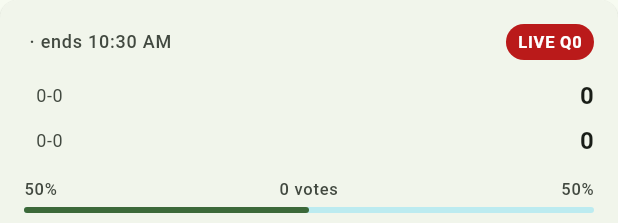
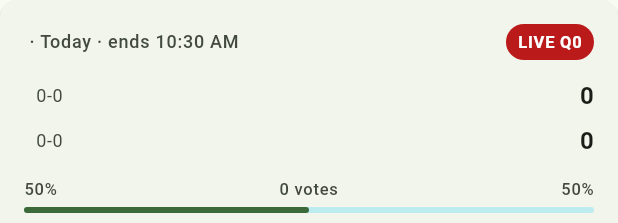
Before and after one commit to kn-dev-code/project-5, a Flutter app: the _GameCard widget shown alone on an empty page, opened directly with empty values, on a phone screen of 412 x 824 dp. Shown: the top 223 px of the screen. Run offline on Flutter 3.47's test engine with Material 3 defaults, Android fonts, the phone set to English and light mode, and no system bars; our stand-ins replace audioplayers, shared_preferences; accounts and stored records are empty; statements that could not run were skipped.

Commit message:
Added days to game time widgets.

```diff
--- a/lib/screens/game_select_screen.dart
+++ b/lib/screens/game_select_screen.dart
@@ -14,6 +14,7 @@ import '../data/backend.dart';
 import '../data/errors.dart';
 import '../data/pick_store.dart';
 import '../data/sound_effects.dart';
+import '../widgets/game_time.dart';
 import '../widgets/score_effects.dart';
 import '../widgets/shop_background.dart';
 import 'notifications_screen.dart';
@@ -547,10 +548,14 @@ class _GameCard extends StatelessWidget {
                   children: [
                     Expanded(
                       child: Text(
-                        game.endsAt == null || game.isFinished
-                            ? game.league
-                            : '${game.league} · ends '
-                                  '${_formatTime(context, game.endsAt!)}',
+                        [
+                          game.league,
+                          if (game.kickoff case final kickoff?)
+                            formatGameDay(context, kickoff),
+                          if (game.endsAt case final endsAt?
+                              when !game.isFinished)
+                            'ends ${formatGameTime(context, endsAt)}',
+                        ].join(' · '),
                         style: textTheme.labelMedium?.copyWith(
                           color: colors.onSurfaceVariant,
                         ),
@@ -795,7 +800,9 @@ class _StatusChip extends StatelessWidget {
         colors.onError,
       ),
       GameStatus.upcoming => (
-        game.kickoff == null ? 'Upcoming' : _formatTime(context, game.kickoff!),
+        game.kickoff == null
+            ? 'Upcoming'
+            : formatGameTime(context, game.kickoff!),
         colors.secondaryContainer,
         colors.onSecondaryContainer,
       ),
@@ -820,7 +827,3 @@ class _StatusChip extends StatelessWidget {
     );
   }
 }
-
-String _formatTime(BuildContext context, DateTime time) =>
-    MaterialLocalizations.of(context)
-        .formatTimeOfDay(TimeOfDay.fromDateTime(time));
--- /dev/null
+++ b/lib/widgets/game_time.dart
@@ -0,0 +1,21 @@
+import 'package:flutter/material.dart';
+
+/// The day of [time] in the phone's time zone: 'Today', 'Tomorrow',
+/// 'Yesterday', or the weekday and date, e.g. 'Sun, Oct 25'.
+String formatGameDay(BuildContext context, DateTime time, {DateTime? now}) {
+  final local = time.toLocal();
+  final today = DateUtils.dateOnly(now ?? DateTime.now());
+  return switch (DateUtils.dateOnly(local).difference(today).inDays) {
+    0 => 'Today',
+    1 => 'Tomorrow',
+    -1 => 'Yesterday',
+    _ => MaterialLocalizations.of(context).formatMediumDate(local),
+  };
+}
+
+/// The clock time of [time] in the phone's time zone, e.g. '1:30 PM'.
+///
+/// Live feeds send times in UTC, so they must be converted before showing.
+String formatGameTime(BuildContext context, DateTime time) =>
+    MaterialLocalizations.of(context)
+        .formatTimeOfDay(TimeOfDay.fromDateTime(time.toLocal()));
```
Also changed, not shown: lib/screens/pick_winner_screen.dart (+9 -0 lines), 2 other files.
